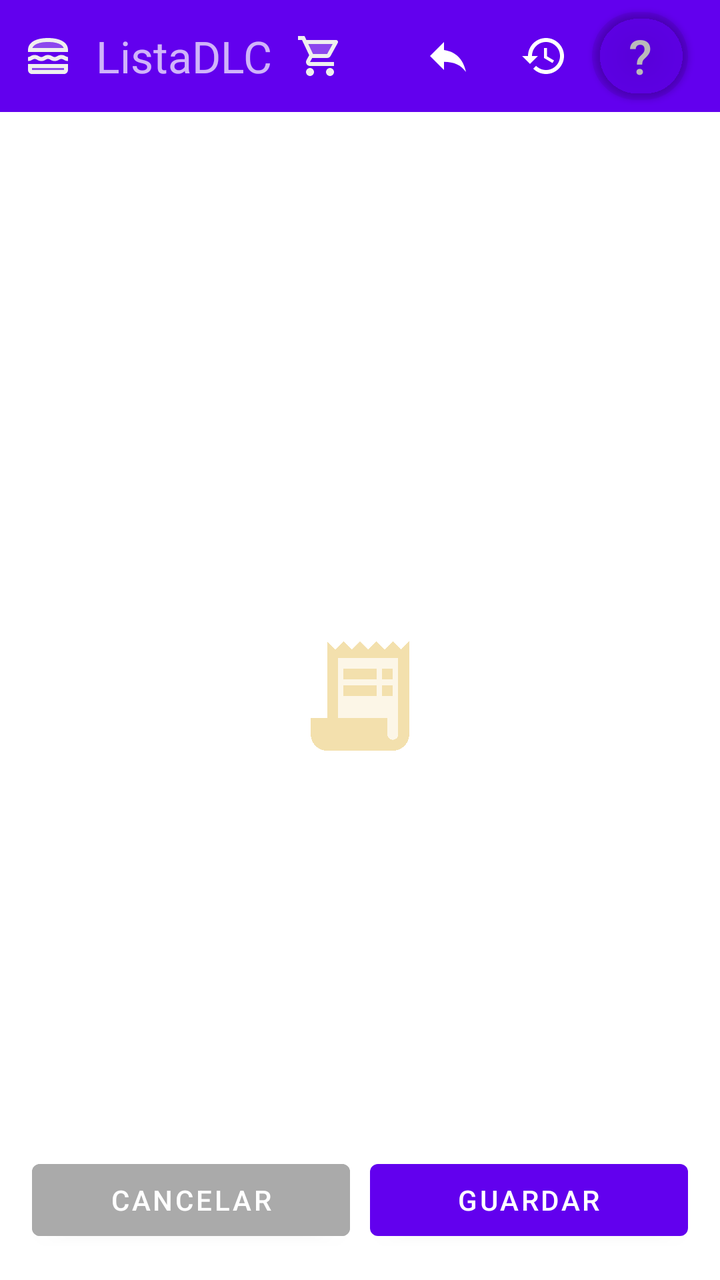
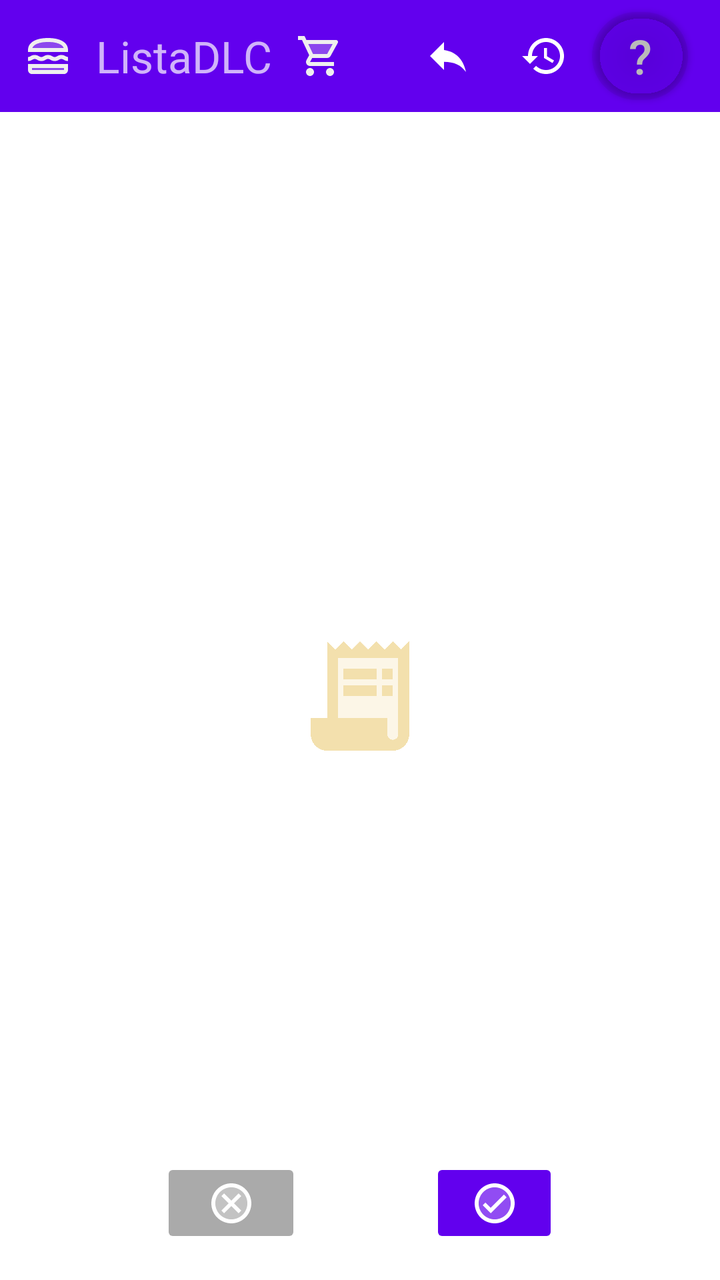

The first picture is an Android layout as it rendered before a commit; the second is the same layout after the commit. The layout source and the unified diff follow.
<!-- AndroidManifest.xml: activity theme Theme.ListaDC.NoActionBar -->
<!-- res/layout/activity_meal_ingredients.xml -->
<?xml version="1.0" encoding="utf-8"?>
<androidx.constraintlayout.widget.ConstraintLayout xmlns:android="http://schemas.android.com/apk/res/android"
    xmlns:app="http://schemas.android.com/apk/res-auto"
    xmlns:tools="http://schemas.android.com/tools"
    android:layout_width="match_parent"
    android:layout_height="match_parent"
    android:fitsSystemWindows="true"
    android:id="@+id/mealIngredientsActivity"
    tools:context=".meals.MealIngredientsActivity">

    <com.google.android.material.appbar.AppBarLayout
        android:layout_width="match_parent"
        android:layout_height="match_parent"
        android:theme="@style/Theme.ListaDC.AppBarOverlay"
        android:background="?colorOnPrimary"
        app:navigationIcon="@drawable/twotone_question_mark_24"
        app:layout_constraintTop_toTopOf="parent">

        <include
            layout="@layout/toolbar"
            android:id="@+id/toolbar_container"
            android:layout_width="match_parent"
            android:layout_height="wrap_content"/>

        <androidx.constraintlayout.widget.ConstraintLayout
            android:layout_width="match_parent"
            android:layout_height="match_parent"
            android:padding="16dp">

            <TextView
                android:id="@+id/mealName"
                android:layout_width="0dp"
                android:layout_height="wrap_content"
                android:layout_marginTop="32dp"
                android:gravity="center_horizontal"
                android:textAppearance="@style/TextAppearance.AppCompat.Large"
                app:layout_constraintEnd_toEndOf="parent"
                app:layout_constraintStart_toStartOf="parent"
                app:layout_constraintTop_toTopOf="parent" />

            <com.google.android.material.chip.ChipGroup
                android:id="@+id/selectedIngredients"
                android:layout_width="wrap_content"
                android:layout_height="wrap_content"
                android:theme="@style/Theme.MaterialComponents.Light.Bridge"
                app:layout_constraintEnd_toEndOf="parent"
                app:layout_constraintStart_toStartOf="parent"
                app:layout_constraintTop_toBottomOf="@+id/mealName" />

            <ProgressBar
                android:id="@+id/spinningHamburger"
                style="?android:attr/progressBarStyle"
                android:layout_width="match_parent"
                android:layout_height="match_parent"
                android:indeterminateDrawable="@drawable/rotating_icon"
                android:scaleX=".2"
                android:scaleY=".2"
                app:layout_constraintBottom_toBottomOf="parent"
                app:layout_constraintEnd_toEndOf="parent"
                app:layout_constraintStart_toStartOf="parent"
                app:layout_constraintTop_toTopOf="parent" />

            <androidx.appcompat.widget.SearchView
                android:id="@+id/productSearch"
                android:layout_width="match_parent"
                android:layout_height="wrap_content"
                android:textCursorDrawable="@null"
                app:iconifiedByDefault="false"
                app:layout_constraintEnd_toEndOf="parent"
                app:layout_constraintStart_toStartOf="parent"
                app:layout_constraintTop_toBottomOf="@id/selectedIngredients"
                app:queryBackground="@null"
                app:queryHint="@string/search_menu_placeholder"
                app:theme="@style/AppSearchView">

            </androidx.appcompat.widget.SearchView>

            <TextView
                android:id="@+id/noResults"
                android:layout_width="wrap_content"
                android:layout_height="wrap_content"
                android:layout_gravity="center_horizontal"
                android:text="@string/search_menu_noresults"
                app:layout_constraintStart_toStartOf="parent"
                app:layout_constraintTop_toBottomOf="@+id/productSearch"
                android:visibility="gone" />


            <androidx.recyclerview.widget.RecyclerView
                android:id="@+id/ingredientList"
                android:layout_width="match_parent"
                android:layout_height="0dp"
                app:layout_constraintBottom_toTopOf="@+id/cancelButton"
                app:layout_constraintEnd_toEndOf="parent"
                app:layout_constraintStart_toStartOf="parent"
                app:layout_constraintTop_toBottomOf="@+id/productSearch" />

            <Button
                android:id="@+id/cancelButton"
                android:layout_width="0dp"
                android:layout_height="wrap_content"
                android:layout_marginEnd="5dp"
                android:layout_weight="1"
                android:backgroundTint="@android:color/darker_gray"
                android:text="@string/cancel"
                app:layout_constraintBottom_toBottomOf="parent"
                app:layout_constraintEnd_toStartOf="@+id/saveMeal"
                app:layout_constraintStart_toStartOf="parent" />

            <Button
                android:id="@+id/saveMeal"
                android:layout_width="0dp"
                android:layout_height="wrap_content"
                android:layout_marginStart="5dp"
                android:layout_weight="1"
                android:text="@string/save_save_button"
                app:layout_constraintBottom_toBottomOf="parent"
                app:layout_constraintEnd_toEndOf="parent"
                app:layout_constraintStart_toEndOf="@+id/cancelButton" />

        </androidx.constraintlayout.widget.ConstraintLayout>

    </com.google.android.material.appbar.AppBarLayout>

</androidx.constraintlayout.widget.ConstraintLayout>
<!-- res/layout/toolbar.xml (included above) -->
<?xml version="1.0" encoding="utf-8"?>
<LinearLayout xmlns:android="http://schemas.android.com/apk/res/android"
    xmlns:app="http://schemas.android.com/apk/res-auto"
    android:layout_width="match_parent"
    android:layout_height="match_parent"
    android:fitsSystemWindows="true"
    android:orientation="vertical">

    <androidx.appcompat.widget.Toolbar
        android:id="@+id/toolbar"
        android:layout_width="match_parent"
        android:layout_height="?attr/actionBarSize"
        android:layout_gravity="start"
        android:background="?colorPrimary"
        android:minHeight="?attr/actionBarSize"
        app:contentInsetLeft="0dp"
        app:contentInsetStart="0dp"
        android:theme="?attr/actionBarTheme">

        <androidx.constraintlayout.widget.ConstraintLayout
            android:layout_width="match_parent"
            android:layout_height="match_parent">

            <ImageButton
                android:id="@+id/settingsButton"
                android:layout_width="48dp"
                android:layout_height="0dp"
                android:background="#00FFFFFF"
                android:contentDescription="@string/uselessContent"
                app:layout_constraintBottom_toBottomOf="parent"
                app:layout_constraintStart_toStartOf="parent"
                app:layout_constraintTop_toTopOf="parent"
                app:srcCompat="@drawable/twotone_hamburguer_24" />

            <TextView
                android:id="@+id/app_name"
                android:layout_width="wrap_content"
                android:layout_height="wrap_content"
                android:text="@string/app_name"
                android:textSize="22sp"
                app:layout_constraintBottom_toBottomOf="parent"
                app:layout_constraintStart_toEndOf="@+id/settingsButton"
                app:layout_constraintTop_toTopOf="parent" />

            <ImageButton
                android:id="@+id/buy_mode"
                android:layout_width="48dp"
                android:layout_height="0dp"
                android:background="#00FFFFFF"
                android:contentDescription="@string/uselessContent"
                app:layout_constraintBottom_toBottomOf="parent"
                app:layout_constraintStart_toEndOf="@+id/app_name"
                app:layout_constraintTop_toTopOf="parent"
                app:srcCompat="@drawable/twotone_buymode_on_24" />

            <ImageButton
                android:id="@+id/undo"
                android:layout_width="48dp"
                android:layout_height="0dp"
                android:background="#00FFFFFF"
                android:contentDescription="@string/uselessContent"
                app:layout_constraintBottom_toBottomOf="parent"
                app:layout_constraintEnd_toStartOf="@+id/historic"
                app:layout_constraintTop_toTopOf="parent"
                app:srcCompat="@drawable/twotone_reply_24" />

            <ImageButton
                android:id="@+id/historic"
                android:layout_width="48dp"
                android:layout_height="0dp"
                android:background="#00FFFFFF"
                android:contentDescription="@string/uselessContent"
                app:layout_constraintBottom_toBottomOf="parent"
                app:layout_constraintEnd_toStartOf="@+id/user"
                app:layout_constraintTop_toTopOf="parent"
                app:srcCompat="@drawable/twotone_history_24" />

            <Button
                android:id="@+id/user"
                android:layout_width="48dp"
                android:layout_height="0dp"
                android:layout_marginEnd="16dp"
                android:backgroundTint="#07000000"
                android:drawableTint="#07000000"
                android:text="@string/default_user_initial"
                android:textColor="@color/grey"
                android:textSize="24sp"
                app:cornerRadius="24dp"
                app:layout_constraintBottom_toBottomOf="parent"
                app:layout_constraintEnd_toEndOf="parent"
                app:layout_constraintTop_toTopOf="parent" />

        </androidx.constraintlayout.widget.ConstraintLayout>

    </androidx.appcompat.widget.Toolbar>

</LinearLayout>
<!-- resources referenced by this layout -->
<resources>
  <color name="grey">#FFBABABA</color>
  <!-- drawable rotating_icon (drawable) -->
  <?xml version="1.0" encoding="utf-8"?>
  <layer-list xmlns:android="http://schemas.android.com/apk/res/android">
      <item>
          <rotate
              android:drawable="@drawable/twotone_receipt_long_24"
              android:fillAfter="true"
              android:fromDegrees="0"
              android:pivotX="50%"
              android:pivotY="50%"
              android:toDegrees="1440" />
      </item>
  </layer-list>
  <!-- drawable twotone_history_24 (drawable) -->
  <vector xmlns:android="http://schemas.android.com/apk/res/android" android:height="24dp" android:tint="#FFFFFF" android:viewportHeight="24" android:viewportWidth="24" android:width="24dp">
        
      <path android:fillColor="@android:color/white" android:pathData="M13,3c-4.97,0 -9,4.03 -9,9L1,12l3.89,3.89 0.07,0.14L9,12L6,12c0,-3.87 3.13,-7 7,-7s7,3.13 7,7 -3.13,7 -7,7c-1.93,0 -3.68,-0.79 -4.94,-2.06l-1.42,1.42C8.27,19.99 10.51,21 13,21c4.97,0 9,-4.03 9,-9s-4.03,-9 -9,-9zM12,8v5l4.25,2.52 0.77,-1.28 -3.52,-2.09L13.5,8z"/>
      
  </vector>
  <!-- drawable twotone_reply_24 (drawable) -->
  <vector android:autoMirrored="true" android:height="24dp"
      android:tint="#FFFFFF" android:viewportHeight="24"
      android:viewportWidth="24" android:width="24dp" xmlns:android="http://schemas.android.com/apk/res/android">
      <path android:fillColor="@android:color/white" android:pathData="M10,9V5l-7,7 7,7v-4.1c5,0 8.5,1.6 11,5.1 -1,-5 -4,-10 -11,-11z"/>
  </vector>
  <string name="app_name">ListaDLC</string>
  <string name="cancel">Cancelar</string>
  <string name="default_user_initial">\?</string>
  <string name="save_save_button">Guardar</string>
  <string name="search_menu_noresults">Aquí no hay nada de eso. Siga buscando</string>
  <string name="search_menu_placeholder">¿Qué estás buscando?</string>
  <string name="uselessContent">Decoration item</string>
  <style name="AppSearchView" parent="Widget.AppCompat.SearchView">
          <item name="android:textSize">15sp</item>
          <item name="android:alpha">0.87</item>
      </style>
  <style name="Theme.ListaDC.AppBarOverlay" parent="ThemeOverlay.AppCompat.Dark.ActionBar" />
  <style name="Theme.ListaDC.NoActionBar">
          <item name="windowActionBar">false</item>
          <item name="windowNoTitle">true</item>
      </style>
  <!-- unchanged entries left out for length: 4 -->
</resources>

<!-- the commit's change to res/layout/activity_meal_ingredients.xml (unified diff, before → after) -->
@@ -57,8 +57,8 @@
                 android:scaleY=".2"
                 app:layout_constraintBottom_toBottomOf="parent"
                 app:layout_constraintEnd_toEndOf="parent"
-                app:layout_constraintStart_toStartOf="parent"
-                app:layout_constraintTop_toTopOf="parent" />
+                app:layout_constraintTop_toTopOf="parent"
+                app:layout_constraintVertical_bias="1.0" />
 
             <androidx.appcompat.widget.SearchView
                 android:id="@+id/productSearch"
@@ -85,39 +85,56 @@
                 app:layout_constraintTop_toBottomOf="@+id/productSearch"
                 android:visibility="gone" />
 
-
             <androidx.recyclerview.widget.RecyclerView
                 android:id="@+id/ingredientList"
                 android:layout_width="match_parent"
                 android:layout_height="0dp"
-                app:layout_constraintBottom_toTopOf="@+id/cancelButton"
+                app:layout_constraintBottom_toTopOf="@+id/buttonsLayout"
                 app:layout_constraintEnd_toEndOf="parent"
                 app:layout_constraintStart_toStartOf="parent"
                 app:layout_constraintTop_toBottomOf="@+id/productSearch" />
 
-            <Button
-                android:id="@+id/cancelButton"
-                android:layout_width="0dp"
-                android:layout_height="wrap_content"
-                android:layout_marginEnd="5dp"
-                android:layout_weight="1"
-                android:backgroundTint="@android:color/darker_gray"
-                android:text="@string/cancel"
-                app:layout_constraintBottom_toBottomOf="parent"
-                app:layout_constraintEnd_toStartOf="@+id/saveMeal"
-                app:layout_constraintStart_toStartOf="parent" />
-
-            <Button
-                android:id="@+id/saveMeal"
-                android:layout_width="0dp"
-                android:layout_height="wrap_content"
-                android:layout_marginStart="5dp"
-                android:layout_weight="1"
-                android:text="@string/save_save_button"
-                app:layout_constraintBottom_toBottomOf="parent"
-                app:layout_constraintEnd_toEndOf="parent"
-                app:layout_constraintStart_toEndOf="@+id/cancelButton" />
-
+            <LinearLayout
+                android:id="@+id/buttonsLayout"
+                android:layout_width="match_parent"
+                android:layout_height="45dp"
+                android:orientation="horizontal"
+                app:layout_constraintBottom_toBottomOf="parent"
+                app:layout_constraintStart_toStartOf="parent"
+                app:layout_constraintTop_toBottomOf="@+id/ingredientList">
+
+                <Space
+                    android:layout_width="wrap_content"
+                    android:layout_height="wrap_content"
+                    android:layout_weight="1" />
+
+                <ImageButton
+                    android:id="@+id/cancelButton"
+                    android:layout_width="6dp"
+                    android:layout_height="match_parent"
+                    android:layout_weight="1"
+                    android:backgroundTint="@android:color/darker_gray"
+                    app:srcCompat="@drawable/twotone_cancel_24" />
+
+                <Space
+                    android:layout_width="wrap_content"
+                    android:layout_height="wrap_content"
+                    android:layout_weight="1" />
+
+                <ImageButton
+                    android:id="@+id/saveMeal"
+                    android:layout_width="0dp"
+                    android:layout_height="match_parent"
+                    android:layout_weight="1"
+                    android:backgroundTint="@color/purple_500"
+                    app:srcCompat="@drawable/twotone_check_circle_24" />
+
+                <Space
+                    android:layout_width="wrap_content"
+                    android:layout_height="wrap_content"
+                    android:layout_weight="1" />
+
+            </LinearLayout>
         </androidx.constraintlayout.widget.ConstraintLayout>
 
     </com.google.android.material.appbar.AppBarLayout>
<!-- resource entries referenced after the edit -->
@@ -1,6 +1,7 @@
 <!-- resources referenced by this layout -->
 <resources>
   <color name="grey">#FFBABABA</color>
+  <color name="purple_500">#FF6200EE</color>
   <!-- drawable rotating_icon (drawable) -->
   <?xml version="1.0" encoding="utf-8"?>
   <layer-list xmlns:android="http://schemas.android.com/apk/res/android">
@@ -14,6 +15,22 @@
               android:toDegrees="1440" />
       </item>
   </layer-list>
+  <!-- drawable twotone_cancel_24 (drawable) -->
+  <vector xmlns:android="http://schemas.android.com/apk/res/android" android:height="24dp" android:tint="#FFFFFF" android:viewportHeight="24" android:viewportWidth="24" android:width="24dp">
+        
+      <path android:fillAlpha="0.3" android:fillColor="@android:color/white" android:pathData="M12,4c-4.41,0 -8,3.59 -8,8s3.59,8 8,8 8,-3.59 8,-8 -3.59,-8 -8,-8zM17,15.59L15.59,17 12,13.41 8.41,17 7,15.59 10.59,12 7,8.41 8.41,7 12,10.59 15.59,7 17,8.41 13.41,12 17,15.59z" android:strokeAlpha="0.3"/>
+        
+      <path android:fillColor="@android:color/white" android:pathData="M12,2C6.47,2 2,6.47 2,12s4.47,10 10,10 10,-4.47 10,-10S17.53,2 12,2zM12,20c-4.41,0 -8,-3.59 -8,-8s3.59,-8 8,-8 8,3.59 8,8 -3.59,8 -8,8zM15.59,7L12,10.59 8.41,7 7,8.41 10.59,12 7,15.59 8.41,17 12,13.41 15.59,17 17,15.59 13.41,12 17,8.41z"/>
+      
+  </vector>
+  <!-- drawable twotone_check_circle_24 (drawable) -->
+  <vector xmlns:android="http://schemas.android.com/apk/res/android" android:height="24dp" android:tint="#FFFFFF" android:viewportHeight="24" android:viewportWidth="24" android:width="24dp">
+        
+      <path android:fillAlpha="0.3" android:fillColor="@android:color/white" android:pathData="M12,4c-4.41,0 -8,3.59 -8,8s3.59,8 8,8 8,-3.59 8,-8 -3.59,-8 -8,-8zM10,17l-4,-4 1.41,-1.41L10,14.17l6.59,-6.59L18,9l-8,8z" android:strokeAlpha="0.3"/>
+        
+      <path android:fillColor="@android:color/white" android:pathData="M12,2C6.48,2 2,6.48 2,12s4.48,10 10,10 10,-4.48 10,-10S17.52,2 12,2zM12,20c-4.41,0 -8,-3.59 -8,-8s3.59,-8 8,-8 8,3.59 8,8 -3.59,8 -8,8zM16.59,7.58L10,14.17l-2.59,-2.58L6,13l4,4 8,-8z"/>
+      
+  </vector>
   <!-- drawable twotone_history_24 (drawable) -->
   <vector xmlns:android="http://schemas.android.com/apk/res/android" android:height="24dp" android:tint="#FFFFFF" android:viewportHeight="24" android:viewportWidth="24" android:width="24dp">
         
@@ -27,9 +44,7 @@
       <path android:fillColor="@android:color/white" android:pathData="M10,9V5l-7,7 7,7v-4.1c5,0 8.5,1.6 11,5.1 -1,-5 -4,-10 -11,-11z"/>
   </vector>
   <string name="app_name">ListaDLC</string>
-  <string name="cancel">Cancelar</string>
   <string name="default_user_initial">\?</string>
-  <string name="save_save_button">Guardar</string>
   <string name="search_menu_noresults">Aquí no hay nada de eso. Siga buscando</string>
   <string name="search_menu_placeholder">¿Qué estás buscando?</string>
   <string name="uselessContent">Decoration item</string>
